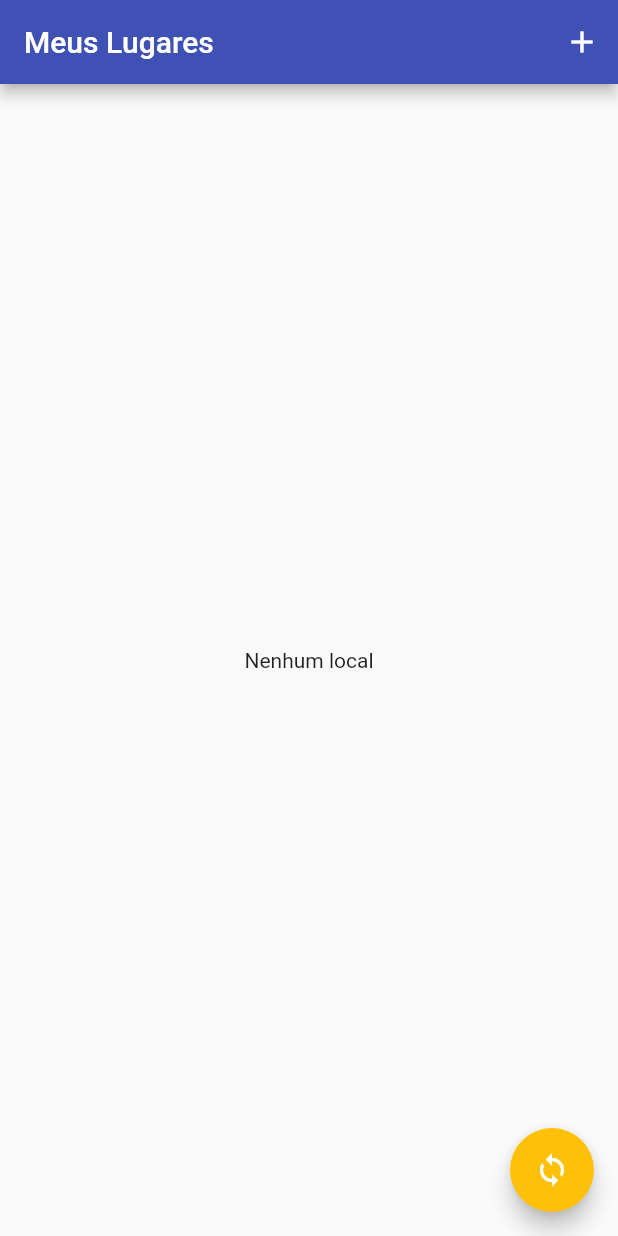
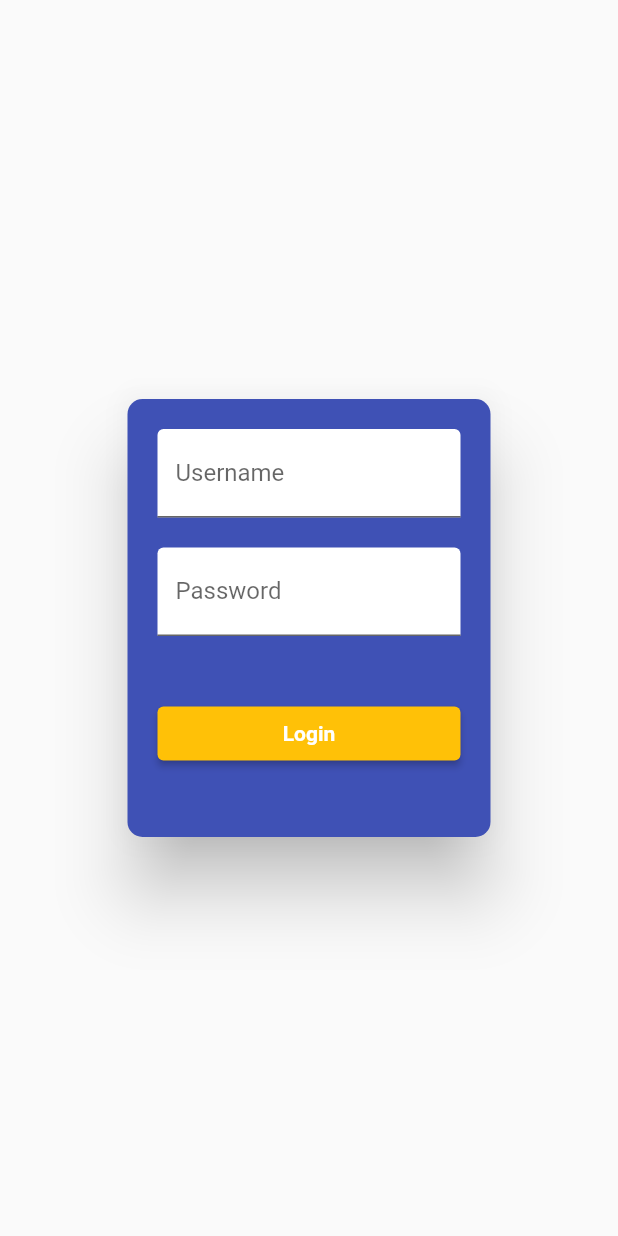
Before and after one commit to CV1tor/mini-projeto-v, a Flutter app: the screen it shows after launch, on a phone screen of 412 x 824 dp. Run offline on Flutter 3.47's test engine with Material 2 defaults, Android fonts, the phone set to English and light mode, and no system bars; our stand-ins replace google_maps_flutter, image_picker, internet_connection_checker, location, sqflite; accounts and stored records are empty.

Commit message:
Finalizado

```diff
--- a/lib/main.dart
+++ b/lib/main.dart
@@ -1,3 +1,4 @@
+import 'package:f07_recursos_nativos/screens/login_screen.dart';
 import 'package:f07_recursos_nativos/screens/place_detail.dart';
 import 'package:flutter/material.dart';
 import 'package:provider/provider.dart';
@@ -26,10 +27,13 @@ class MyApp extends StatelessWidget {
                   primary: Colors.indigo,
                   secondary: Colors.amber,
                 )),
-        home: PlacesListScreen(),
+        initialRoute: '/login',
         routes: {
           AppRoutes.PLACE_FORM: (ctx) => PlaceFormScreen(),
-          AppRoutes.PLACE_DETAIL: (ctx) => PlaceDetail()
+          AppRoutes.PLACE_DETAIL: (ctx) => PlaceDetail(),
+          AppRoutes.PLACES_LIST: (ctx) => PlacesListScreen(),
+          AppRoutes.LOGIN: (ctx) => LoginScreen(),
+
         },
       ),
     );
--- /dev/null
+++ b/lib/models/user.dart
@@ -0,0 +1,14 @@
+class User {
+  final String id;
+  final String username;
+  final String password;
+
+  User({required this.id, required this.username, required this.password});
+
+  factory User.fromJson(Map<String, dynamic> json) {
+
+
+    return User(
+        id: json['id'], username: json['username'], password: json['password']);
+  }
+}
--- a/lib/provider/great_places.dart
+++ b/lib/provider/great_places.dart
@@ -15,6 +15,7 @@ class GreatPlaces with ChangeNotifier {
   List<Place> _items = [];
 
   Future<void> loadPlaces() async {
+    _items = [];
     bool conectadoInternet = await InternetConnectionChecker().hasConnection;
 
     if (!conectadoInternet) {
@@ -109,7 +110,7 @@ class GreatPlaces with ChangeNotifier {
       print(
           "\n BANCO LOCAL COM MAIS DE 5 REGISTROS! DELETANDO MAIS ANTIGO... ");
 
-      await DbUtil.delete('table', dataList[0]['id']);
+      await DbUtil.delete('places', dataList[0]['id']);
     }
 
     _items.add(newPlace);
--- /dev/null
+++ b/lib/screens/login_screen.dart
@@ -0,0 +1,119 @@
+import 'package:f07_recursos_nativos/models/user.dart';
+import 'package:f07_recursos_nativos/provider/user_controller.dart';
+import 'package:f07_recursos_nativos/utils/app_routes.dart';
+import 'package:flutter/material.dart';
+import 'package:flutter/services.dart';
+
+class LoginScreen extends StatefulWidget {
+  @override
+  State<LoginScreen> createState() => _LoginScreenState();
+}
+
+class _LoginScreenState extends State<LoginScreen> {
+  final _usernameController = TextEditingController();
+  final _passwordController = TextEditingController();
+  String errorText = '';
+
+  _login(BuildContext context) async {
+    setState(() {
+      errorText = '';
+    });
+    bool loginSucess = false;
+    List<User> users = await UserController.loadUsers();
+
+    users.forEach((element) {
+      print(element);
+      if (element.username == _usernameController.text &&
+          element.password == _passwordController.text) {
+        loginSucess = true;
+        Navigator.of(context).pushNamed(AppRoutes.PLACES_LIST);
+        return;
+      }
+    });
+
+    if (!loginSucess) {
+      setState(() {
+        errorText = 'Usuário ou senha estão incorretos!';
+      });
+    }
+  }
+
+  @override
+  void dispose() {
+    _usernameController.dispose();
+    _passwordController.dispose();
+    super.dispose();
+  }
+
+  @override
+  Widget build(BuildContext context) {
+    // TODO: implement build
+    return Scaffold(
+        body: Center(
+      child: SizedBox(
+        height: 300,
+        width: 250,
+        child: Card(
+          color: Colors.indigo,
+          elevation: 20,
+          shape: RoundedRectangleBorder(
+              borderRadius: BorderRadius.all(Radius.circular(10))),
+          child: SingleChildScrollView(
+            child: Padding(
+                padding: EdgeInsets.all(20),
+                child: Column(
+                  children: [
+                    TextField(
+                        controller: _usernameController,
+                        decoration: InputDecoration(
+                          labelText: "Username",
+                          filled: true,
+                          fillColor: Colors.white,
+                        )),
+                    SizedBox(
+                      height: 20,
+                    ),
+                    TextField(
+                      controller: _passwordController,
+                      decoration: InputDecoration(
+                          labelText: "Password",
+                          filled: true,
+                          fillColor: Colors.white),
+                      obscureText: true,
+                    ),
+                    SizedBox(
+                      height: 20,
+                    ),
+                    Text(
+                      errorText,
+                      style: TextStyle(
+                        color: Colors.red,
+                        fontWeight: FontWeight.bold,
+                      ),
+                      textAlign: TextAlign.center,
+                    ),
+                    SizedBox(
+                      height: 5,
+                    ),
+                    Row(
+                      children: [
+                        Expanded(
+                            child: ElevatedButton(
+                          child: Text("Login",
+                              style: TextStyle(
+                                  color: Colors.white,
+                                  fontWeight: FontWeight.bold)),
+                          onPressed: () => _login(context),
+                          style: ElevatedButton.styleFrom(
+                              backgroundColor: Colors.amber),
+                        )),
+                      ],
+                    )
+                  ],
+                )),
+          ),
+        ),
+      ),
+    ));
+  }
+}
--- a/lib/screens/place_form_screen.dart
+++ b/lib/screens/place_form_screen.dart
@@ -57,7 +57,7 @@ class _PlaceFormScreenState extends State<PlaceFormScreen> {
                       ),
                     ),
                     SizedBox(height: 10),
-                    ImageInput(this._selectImage),
+                    ImageInput(this._selectImage,),
                     SizedBox(height: 10),
                     LocationInput(),
                   ],
--- a/lib/utils/app_routes.dart
+++ b/lib/utils/app_routes.dart
@@ -1,4 +1,6 @@
 class AppRoutes {
   static const String PLACE_FORM = '/place-form';
+  static const String PLACES_LIST = '/places-list';
   static const String PLACE_DETAIL = '/place-detail';
+  static const String LOGIN = '/login';
 }
```
Also changed, not shown: lib/provider/user_controller.dart (added, +22 -0 lines), lib/screens/place_detail.dart (+41 -23 lines).
